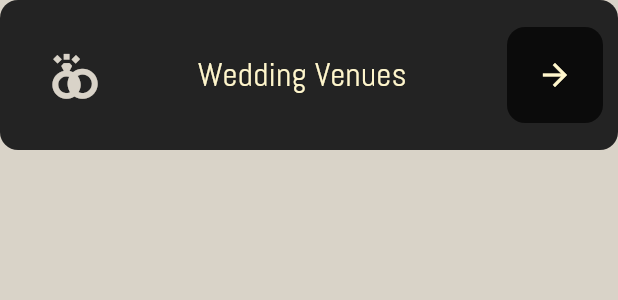
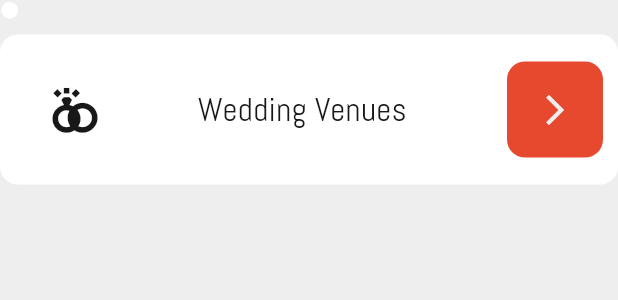
Before and after one commit to YahyaAAAAAAA/EventsJo, a Flutter app: the HomeCard widget shown alone on an empty page, opened directly, on a phone screen of 412 x 824 dp. Shown: the top 300 px of the screen. Run offline on Flutter 3.47's test engine with Material 3 defaults, Android fonts, the phone set to English and light mode, and no system bars; our stand-ins replace cached_network_image, cloud_firestore, firebase_auth, firebase_core, flutter_bloc; missing offline and left inert: gradient_icon; accounts and stored records are empty.

Commit message:
Venues card fix, Add pics and isOpen to db, Add EventsJo logo, Home page fix,Auth pages fix,Add full search feature

```diff
--- a/lib/config/app.dart
+++ b/lib/config/app.dart
@@ -53,6 +53,12 @@ class MyApp extends StatelessWidget {
           scaffoldBackgroundColor: MyColors.scaffoldBg,
           appBarTheme: AppBarTheme(
             backgroundColor: MyColors.appBarBg,
+            iconTheme: IconThemeData(
+              color: MyColors.black,
+            ),
+          ),
+          iconTheme: IconThemeData(
+            color: MyColors.gray,
           ),
         ),
         home: BlocConsumer<AuthCubit, AuthStates>(
--- a/lib/config/custom_icons_icons.dart
+++ b/lib/config/custom_icons_icons.dart
@@ -12,4 +12,6 @@ class CustomIcons {
       IconData(0xe83f, fontFamily: _kFontFam, fontPackage: _kFontPkg);
   static const IconData wedding =
       IconData(0xe840, fontFamily: _kFontFam, fontPackage: _kFontPkg);
+  static const IconData eventsjo =
+      IconData(0xe843, fontFamily: _kFontFam, fontPackage: _kFontPkg);
 }
--- a/lib/config/my_colors.dart
+++ b/lib/config/my_colors.dart
@@ -2,25 +2,34 @@ import 'package:flutter/material.dart';
 
 class MyColors {
   //main bg color
-  static Color beige = const Color(0xFFD9D3C8);
+  static Color gray = Colors.grey.shade200;
 
   //for buttons and exposed texts mostly
-  static Color black = const Color(0xFF0B0B0B);
+  static Color red = const Color(0xFFE7492E);
 
   //for stand alone buttons
-  static Color gray = const Color(0xFF232323);
+  static Color white = const Color(0xFFffffff);
 
-  //for stand alone buttons
-  static Color gray2 = const Color.fromARGB(255, 128, 128, 128);
+  //for rating
+  static Color emptyRate = const Color(0xFF808080);
+  static Color fullRate = Colors.yellow.shade700;
 
-  //highlighted text when on black bg (used for price mostly)
-  static Color lightYellow = const Color(0xFFFFF6CC);
+  //highlighted text when on red bg (used for price mostly)
+  static Color black = const Color.fromARGB(255, 24, 24, 24);
+
+  //main logo gradient
+  static List<Color> logoList = [
+    const Color(0xFF000000),
+    const Color.fromARGB(255, 44, 44, 44),
+    const Color(0xFF434343),
+    const Color(0xFF757575),
+  ];
 
   //scaffold and appbar
-  static Color scaffoldBg = beige;
-  static Color appBarBg = beige;
+  static Color scaffoldBg = gray;
+  static Color appBarBg = gray;
 
   //for availablitiy
-  static Color green = Colors.green.shade300;
-  static Color red = Colors.red.shade300;
+  static Color greenShade3 = Colors.green.shade300;
+  static Color redShade3 = Colors.red.shade300;
 }
--- a/lib/features/home/presentation/components/home_card.dart
+++ b/lib/features/home/presentation/components/home_card.dart
@@ -15,21 +15,32 @@ class HomeCard extends StatelessWidget {
 
   @override
   Widget build(BuildContext context) {
-    return Container(
+    return Column(
+      crossAxisAlignment: CrossAxisAlignment.start,
+      mainAxisSize: MainAxisSize.min,
+      children: [
+        Icon(
+          Icons.circle,
+          color: MyColors.white,
+          size: 13,
+        ),
+        const SizedBox(height: 10),
+        Container(
           padding: const EdgeInsets.all(10),
           height: 100,
           decoration: BoxDecoration(
-        color: MyColors.gray,
+            color: MyColors.white,
             borderRadius: BorderRadius.circular(12),
           ),
           child: Row(
             mainAxisAlignment: MainAxisAlignment.spaceBetween,
+            mainAxisSize: MainAxisSize.max,
             children: [
               Padding(
                 padding: const EdgeInsets.only(left: 25),
                 child: Icon(
                   icon,
-              color: MyColors.beige,
+                  color: MyColors.black,
                   size: 30,
                 ),
               ),
@@ -38,8 +49,7 @@ class HomeCard extends StatelessWidget {
                   text,
                   style: TextStyle(
                     fontSize: 22,
-                fontWeight: FontWeight.normal,
-                color: MyColors.lightYellow,
+                    color: MyColors.black,
                   ),
                 ),
               ),
@@ -52,14 +62,15 @@ class HomeCard extends StatelessWidget {
                       ),
                     ),
                     padding: const WidgetStatePropertyAll(EdgeInsets.all(20)),
-                backgroundColor: WidgetStatePropertyAll(MyColors.black)),
-            icon: Icon(
-              Icons.arrow_forward,
-              color: MyColors.lightYellow,
+                    backgroundColor: WidgetStatePropertyAll(MyColors.red)),
+                icon: const Icon(
+                  Icons.arrow_forward_ios,
                 ),
               ),
             ],
           ),
+        ),
+      ],
     );
   }
 }
--- a/lib/features/weddings/domain/entities/wedding_venue.dart
+++ b/lib/features/weddings/domain/entities/wedding_venue.dart
@@ -3,12 +3,18 @@ class WeddingVenue {
   late String openTime;
   late String latitude;
   late String longitude;
+  late int rate;
+  late bool isOpen;
+  late List<dynamic> pics;
 
   WeddingVenue({
     required this.name,
     required this.openTime,
     required this.latitude,
     required this.longitude,
+    required this.rate,
+    required this.isOpen,
+    required this.pics,
   });
 
   //convert wedding venue to json
@@ -18,6 +24,9 @@ class WeddingVenue {
       'openTime': openTime,
       'latitude': latitude,
       'longitude': longitude,
+      'rate': rate,
+      'isOpen': isOpen,
+      'pics': pics,
     };
   }
 
@@ -27,5 +36,8 @@ class WeddingVenue {
     openTime = jsonVenue['openTime'];
     latitude = jsonVenue['latitude'];
     longitude = jsonVenue['longitude'];
+    rate = jsonVenue['rate'];
+    isOpen = jsonVenue['isOpen'];
+    pics = jsonVenue['pics'];
   }
 }
--- a/pubspec.yaml
+++ b/pubspec.yaml
@@ -40,6 +40,7 @@ dependencies:
   cloud_firestore: ^5.4.4
   flutter_bloc: ^7.0.0
   cached_network_image: ^3.4.1
+  gradient_icon: ^2.0.9
 
 dev_dependencies:
   flutter_test:
```
Also changed, not shown: lib/features/auth/data/firebase_auth_repo.dart (+6 -1 lines), lib/features/auth/representation/components/my_button.dart (+5 -5 lines), lib/features/auth/representation/components/my_text_field.dart (+8 -5 lines), lib/features/auth/representation/pages/login_page.dart (+8 -9 lines), lib/features/auth/representation/pages/register_page.dart (+5 -7 lines), lib/features/home/presentation/components/events_jo_logo.dart (added, +32 -0 lines), lib/features/home/presentation/pages/home_page.dart (+34 -12 lines), lib/features/weddings/representation/components/my_search_bar.dart (added, +43 -0 lines), lib/features/weddings/representation/components/wedding_venue_card.dart (+66 -27 lines), lib/features/weddings/representation/cubits/wedding_venue_cubit.dart (+28 -3 lines), lib/features/weddings/representation/pages/wedding_venues_page.dart (+47 -4 lines), assets/fonts/CustomIcons.ttf, pubspec.lock. Lines whose indentation alone changed are shown as unchanged.
